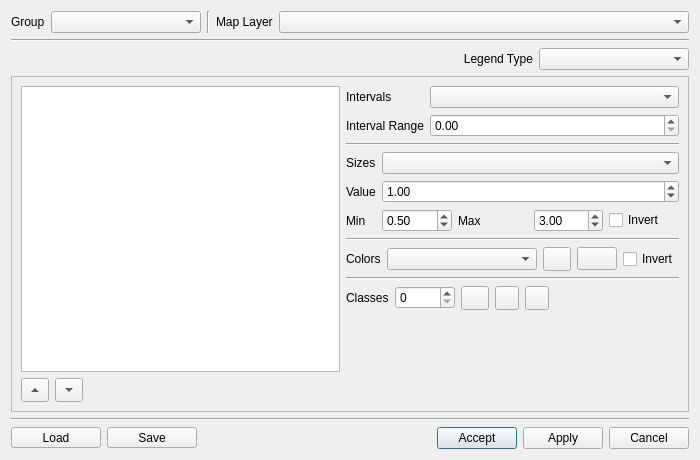
Qt form ui/project/qgisred_legends_dialog.ui (qgisred/QGISRed) before a commit.
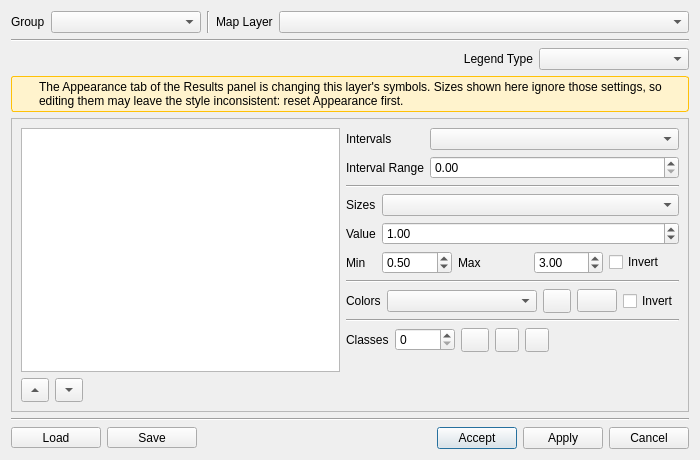
The same form after that commit. Custom widgets are drawn as their Qt base class.

Commit message: [Legends] Show warning when appearence styles are applied

```diff
--- a/ui/project/qgisred_legends_dialog.ui
+++ b/ui/project/qgisred_legends_dialog.ui
@@ -127,6 +127,53 @@
      </item>
     </layout>
    </item>
+   <item>
+    <widget class="QWidget" name="appearanceWarningWidget">
+     <property name="visible">
+      <bool>false</bool>
+     </property>
+     <property name="styleSheet">
+      <string notr="true">QWidget#appearanceWarningWidget { background-color: #FFF3CD; border: 1px solid #FFC107; border-radius: 3px; }</string>
+     </property>
+     <layout class="QHBoxLayout" name="appearanceWarningLayout">
+      <property name="leftMargin">
+       <number>6</number>
+      </property>
+      <property name="topMargin">
+       <number>4</number>
+      </property>
+      <property name="rightMargin">
+       <number>6</number>
+      </property>
+      <property name="bottomMargin">
+       <number>4</number>
+      </property>
+      <item>
+       <widget class="QLabel" name="lbAppearanceWarnIcon">
+        <property name="maximumSize">
+         <size>
+          <width>16</width>
+          <height>16</height>
+         </size>
+        </property>
+        <property name="text">
+         <string/>
+        </property>
+       </widget>
+      </item>
+      <item>
+       <widget class="QLabel" name="lbAppearanceWarnText">
+        <property name="text">
+         <string>The Appearance tab of the Results panel is changing this layer's symbols. Sizes shown here ignore those settings, so editing them may leave the style inconsistent: reset Appearance first.</string>
+        </property>
+        <property name="wordWrap">
+         <bool>true</bool>
+        </property>
+       </widget>
+      </item>
+     </layout>
+    </widget>
+   </item>
    <item>
     <widget class="QScrollArea" name="scrollArea_4">
      <property name="sizePolicy">
```
The commit also changes 9 other files.
